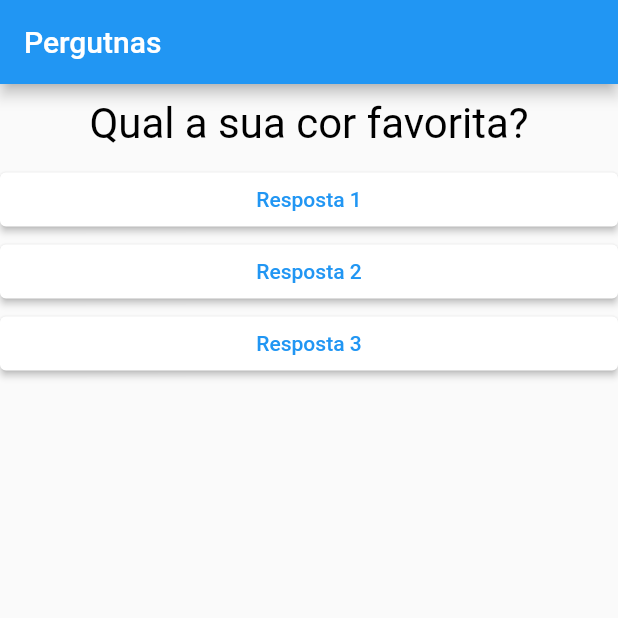
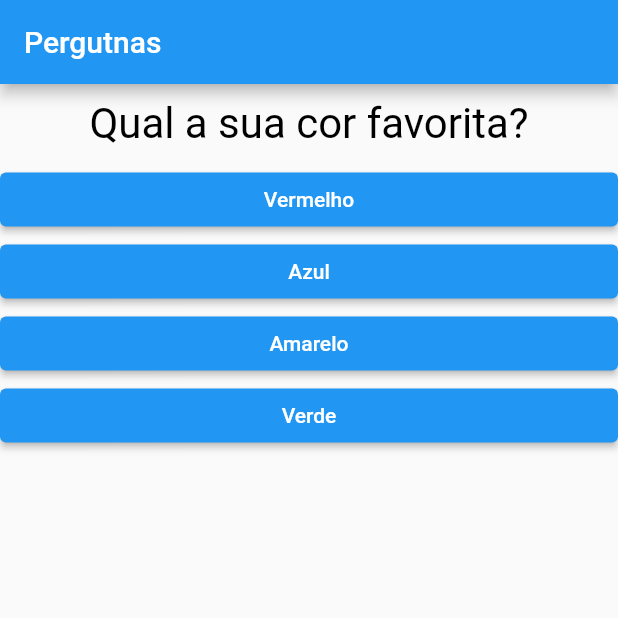
Before and after one commit to joaogoetze/projeto_flutter_respostas, a Flutter app: the screen it shows after launch, on a phone screen of 412 x 824 dp, the top half of it. Run offline on Flutter 3.47's test engine with Material 2 defaults, Android fonts, the phone set to English and light mode, and no system bars.

Commit message:
Avanço
Avanço conforme as aulas

```diff
--- a/lib/main.dart
+++ b/lib/main.dart
@@ -13,25 +13,10 @@ class _PerguntasAppState extends State<MyApp>
     // Começa em 0 como padrão - 1º pergunta
     var _perguntaSelecionada = 0;
 
-    // Quando o usuário clica em um botão de resposta
-    // aciona essa função que muda a pergunta selecionada
-    void _responder()
-    {
-      setState(() {
-        _perguntaSelecionada++;
-      });
-      print("Foi clicado em uma resposta");
-
-      print(_perguntaSelecionada);
-    }
-
-    @override
-    Widget build(BuildContext context) {
-
     // Lista de perguntas do tipo Map
     // A String representa as perguntas, que são apenas texto
     // o Object representa uma lista
-      final List<Map> perguntas =
+    final List<Map> _perguntas = const
     [
       {
         // chave e valor
@@ -42,15 +27,50 @@ class _PerguntasAppState extends State<MyApp>
       {
         //chave e valor
         'texto': 'Qual o seu animal favorito?',
-          'respostas': ['Leão', 'Capivara', 'Rato', 'Passarinho']
+        'respostas': ['Leão', 'Onça', 'Tigre', 'Guepardo']
       },
       {
         //chave e valor
         'texto': 'Qual seu carro favorito?',
-          'respostas': ['Palio', 'Uno', 'Kadett', 'Fusca']
+        'respostas': ['Ferrari', 'Lamborgini', 'Bugatti', 'BMW']
+      }
+    ];
+
+    // Quando o usuário clica em um botão de resposta
+    // aciona essa função que muda a pergunta selecionada
+    void _responder()
+    {
+      if(temPerguntaSelecionada)
+        {
+          setState(() {
+            _perguntaSelecionada++;
+          });
         }
 
-      ];
+      print("Foi clicado em uma resposta");
+
+      print(_perguntaSelecionada);
+    }
+
+    bool get temPerguntaSelecionada
+    {
+      return _perguntaSelecionada < _perguntas.length;
+    }
+
+    @override
+    Widget build(BuildContext context) {
+
+
+
+      // Lista que tem as reposta ali de cima
+      // Se tiver pergunta selecionada, pega as respostas, senão: renderiza uma tela nula
+      List<String> respostas = temPerguntaSelecionada
+      ? _perguntas[_perguntaSelecionada]['respostas']
+      : [];
+
+      //Uma lista, que carrega valores do tipo Widget
+      // Transforma o texto recebido em um componente/widget do tipo resposta
+      List<Widget> widgets = respostas.map((t) => Resposta(t, _responder)).toList();
 
 
       // Padrão de estrutura do Flutter
@@ -60,14 +80,12 @@ class _PerguntasAppState extends State<MyApp>
             title: Text('Pergutnas'),
           ),
           // Column server para que seja possível adicionar mais de um widget dentro de outro
-          body: Column(
+          body: temPerguntaSelecionada ? Column(
             children: <Widget>[
-              Questao(perguntas[_perguntaSelecionada]['texto']),
-              Resposta('Resposta 1', _responder), // Ao clicar em uma resposta, a funçao responder é passada como parâmetro
-              Resposta('Resposta 2', _responder),
-              Resposta('Resposta 3', _responder),
+              Questao(_perguntas[_perguntaSelecionada]['texto']),
+              ...widgets,
             ],
-          ),
+          ): null,
         ),
       );
     }
--- a/lib/resposta.dart
+++ b/lib/resposta.dart
@@ -11,7 +11,7 @@ class Resposta extends StatelessWidget{
     return Container(
       width: double.infinity,
       child: ElevatedButton(
-        style: TextButton.styleFrom(foregroundColor: Colors.blue, backgroundColor: Colors.white),
+        style: TextButton.styleFrom(foregroundColor: Colors.white, backgroundColor: Colors.blue),
         child: Text(texto),
        onPressed: quandoSelecionado,
       ),
```
Lines whose indentation alone changed are shown as unchanged.
